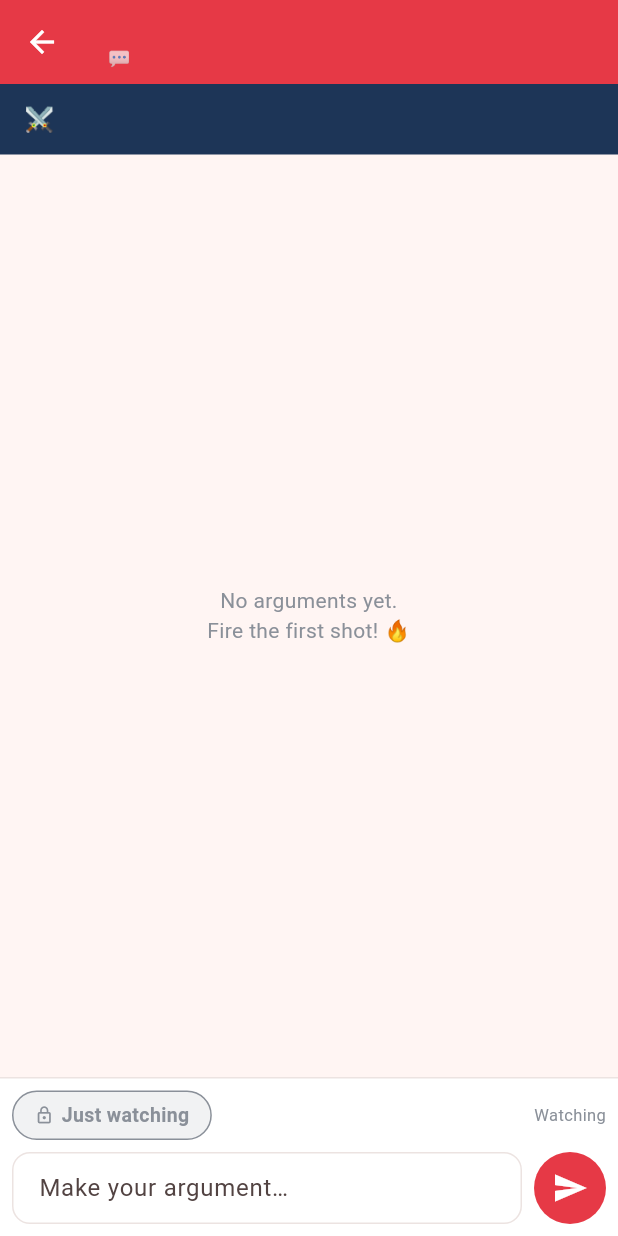
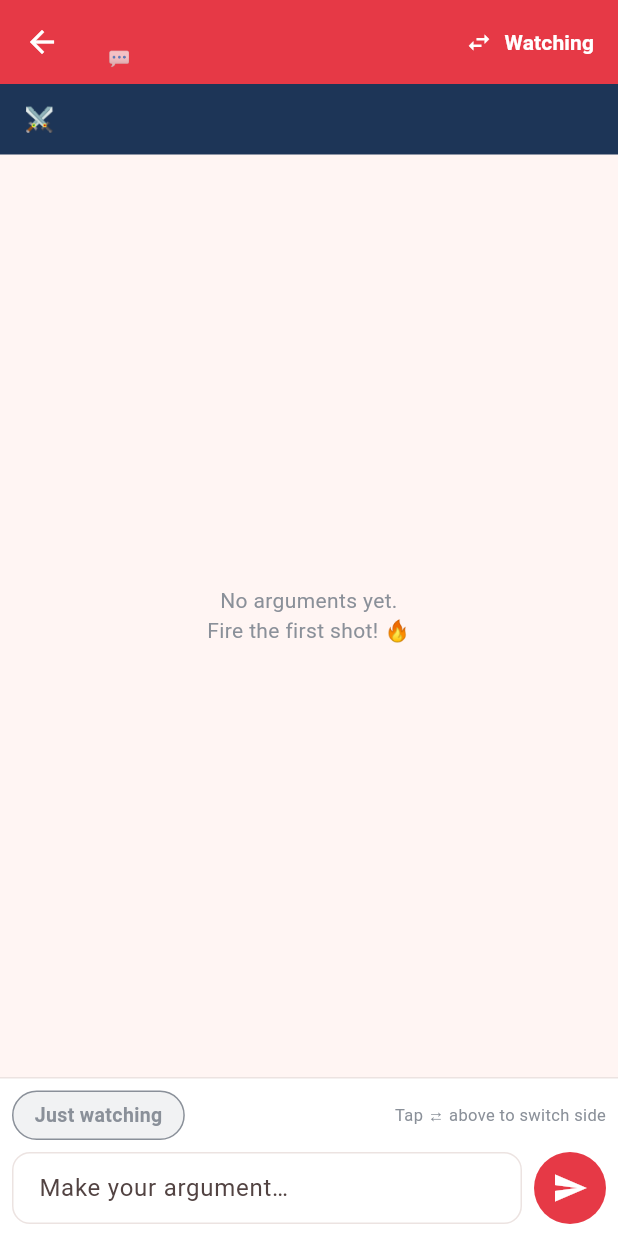
Before and after one commit to rahulkallingal/arena, a Flutter app: the ChatRoomScreen screen opened directly with empty values, on a phone screen of 412 x 824 dp. Run offline on Flutter 3.47's test engine with Material 3 defaults, Android fonts, the phone set to English and light mode, and no system bars; our stand-ins replace cloud_firestore, firebase_auth, firebase_core, flutter_local_notifications, google_sign_in, shared_preferences and 1 more; accounts and stored records are empty.

Commit message:
Stance remembered per room + switchable, logout confirm, auto-capitalize
Stance is asked only on first entry to a room, stored in joinedRooms, and
defaults thereafter; a top-bar control lets users switch sides anytime.
Logout now confirms. Name/topic fields auto-capitalize. v1.2.0.

Co-Authored-By: Claude Opus 4.8 <noreply@anthropic.com>
Claude-Session: https://claude.ai/code/session_01EYmDLq2uWjDKw37GV3KqP6

```diff
--- a/lib/screens/chat_room_screen.dart
+++ b/lib/screens/chat_room_screen.dart
@@ -6,6 +6,7 @@ import '../services/auth_service.dart';
 import '../services/moderation_service.dart';
 import '../services/room_service.dart';
 import '../theme.dart';
+import '../widgets/join_stance_dialog.dart';
 import '../widgets/message_bubble.dart';
 
 /// The live debate. Shows the topic at the top, the running conversation, and
@@ -34,7 +35,7 @@ class _ChatRoomScreenState extends State<ChatRoomScreen> {
   final _auth = AuthService();
   final _moderation = ModerationService();
 
-  late final Stance _stance = widget.initialStance;
+  late Stance _stance = widget.initialStance;
   bool _sending = false;
   Set<String> _blocked = {};
   Message? _replyingTo; // the message currently being replied to, if any
@@ -64,6 +65,20 @@ class _ChatRoomScreenState extends State<ChatRoomScreen> {
   Future<void> _loadBlocked() async {
     final blocked = await _moderation.loadBlocked();
     if (mounted) setState(() => _blocked = blocked);
+  }
+
+  /// Lets the user deliberately switch the side they're arguing. The new
+  /// choice is remembered for this room (so next time it's the default).
+  Future<void> _changeStance() async {
+    final picked = await pickJoinStance(context, topic: widget.room.topic);
+    if (picked == null || picked == _stance || !mounted) return;
+    setState(() => _stance = picked);
+    final uid = _auth.currentUser?.uid;
+    if (uid != null) {
+      try {
+        await _rooms.setStance(uid, widget.room.id, picked);
+      } catch (_) {/* non-fatal */}
+    }
   }
 
   @override
@@ -221,6 +236,21 @@ class _ChatRoomScreenState extends State<ChatRoomScreen> {
             ),
           ],
         ),
+        actions: [
+          TextButton.icon(
+            onPressed: _changeStance,
+            icon: const Icon(Icons.swap_horiz, color: Colors.white, size: 18),
+            label: Text(
+              _stance == Stance.forSide
+                  ? 'For'
+                  : _stance == Stance.againstSide
+                      ? 'Against'
+                      : 'Watching',
+              style: const TextStyle(
+                  color: Colors.white, fontWeight: FontWeight.w600),
+            ),
+          ),
+        ],
       ),
       body: Column(
         children: [
@@ -402,12 +432,9 @@ class _InputBar extends StatelessWidget {
               children: [
                 _StanceBadge(stance: stance),
                 const Spacer(),
-                Text(
-                  stance == Stance.neutral
-                      ? 'Watching'
-                      : 'Your side is locked',
-                  style: const TextStyle(
-                      fontSize: 11, color: AppColors.textGrey),
+                const Text(
+                  'Tap ⇄ above to switch side',
+                  style: TextStyle(fontSize: 11, color: AppColors.textGrey),
                 ),
               ],
             ),
@@ -457,8 +484,9 @@ class _InputBar extends StatelessWidget {
   }
 }
 
-/// A read-only badge showing the side the user chose when they entered the
-/// room. The stance is fixed at entry and cannot be changed while debating.
+/// A badge showing the side the user is currently arguing. It defaults to the
+/// side chosen on entry (remembered per room) and updates when they switch
+/// sides via the control in the app bar.
 class _StanceBadge extends StatelessWidget {
   final Stance stance;
 
@@ -478,12 +506,7 @@ class _StanceBadge extends StatelessWidget {
         borderRadius: BorderRadius.circular(20),
         border: Border.all(color: color),
       ),
-      child: Row(
-        mainAxisSize: MainAxisSize.min,
-        children: [
-          Icon(Icons.lock_outline, size: 13, color: color),
-          const SizedBox(width: 5),
-          Text(
+      child: Text(
         label,
         style: TextStyle(
           color: color,
@@ -491,8 +514,6 @@ class _StanceBadge extends StatelessWidget {
           fontSize: 13,
         ),
       ),
-        ],
-      ),
     );
   }
 }
--- a/lib/screens/create_room_screen.dart
+++ b/lib/screens/create_room_screen.dart
@@ -97,6 +97,7 @@ class _CreateRoomScreenState extends State<CreateRoomScreen> {
           TextField(
             controller: _name,
             maxLength: 50,
+            textCapitalization: TextCapitalization.words,
             decoration: const InputDecoration(
               hintText: 'e.g. Space Truthers',
             ),
@@ -108,6 +109,7 @@ class _CreateRoomScreenState extends State<CreateRoomScreen> {
             maxLength: 200,
             maxLines: 3,
             minLines: 2,
+            textCapitalization: TextCapitalization.sentences,
             decoration: const InputDecoration(
               hintText:
                   'e.g. If the moon landing was real, how did a glass visor '
--- a/lib/screens/login_screen.dart
+++ b/lib/screens/login_screen.dart
@@ -171,6 +171,7 @@ class _LoginScreenState extends State<LoginScreen> {
                   TextField(
                     controller: _name,
                     textInputAction: TextInputAction.next,
+                    textCapitalization: TextCapitalization.words,
                     maxLength: 20,
                     onChanged: (_) {
                       if (_nameError != null) setState(() => _nameError = null);
```
Also changed, not shown: lib/screens/join_by_code_screen.dart (+16 -6 lines), lib/screens/room_discovery_screen.dart (+16 -5 lines), lib/screens/rooms_list_screen.dart (+51 -9 lines), lib/services/room_service.dart (+23 -2 lines), 1 other file. Lines whose indentation alone changed are shown as unchanged.
